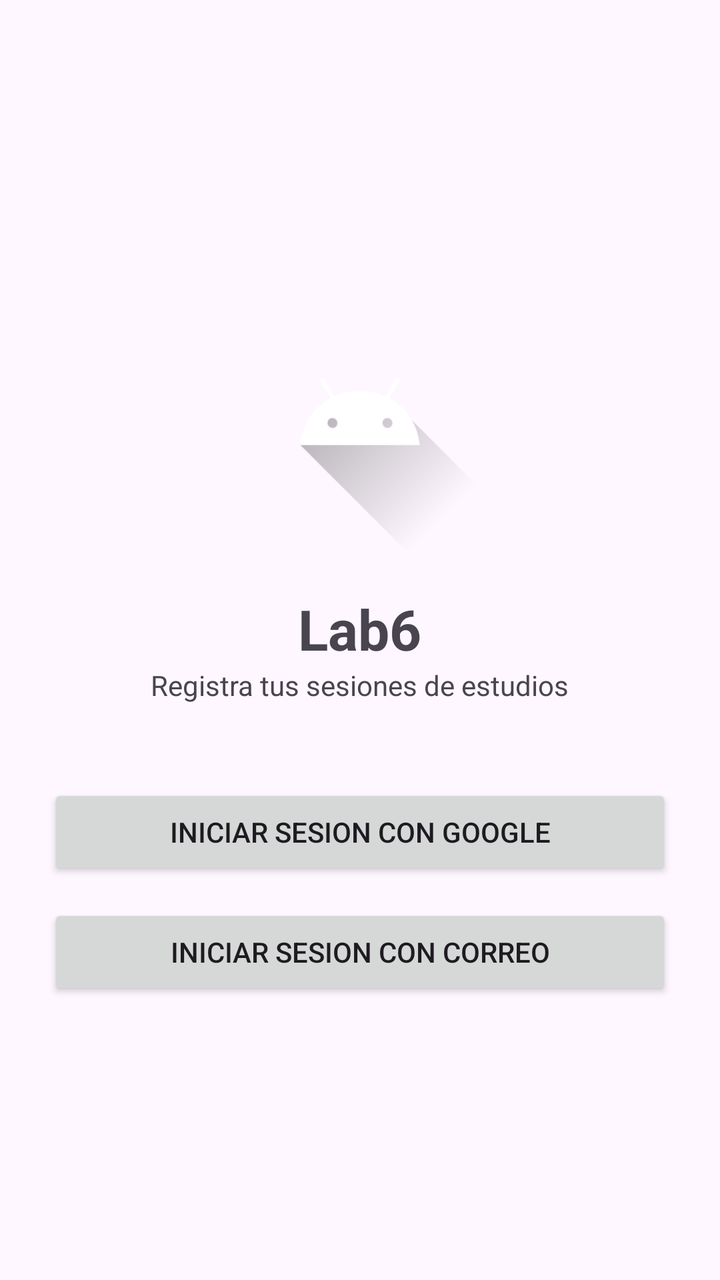
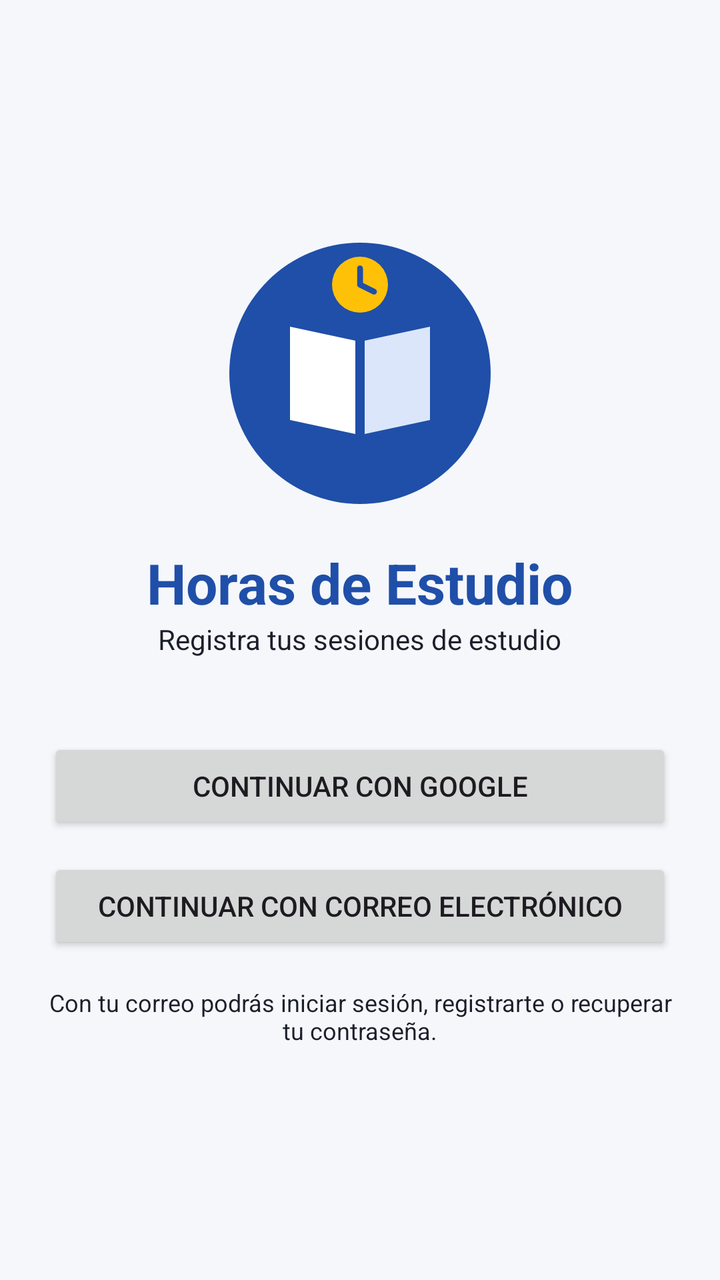

Compare the two renders of this Android layout. The source of the first and the diff that turns it into the second are given below.
<!-- AndroidManifest.xml: application theme Theme.Lab6 -->
<!-- res/layout/activity_login_custom.xml -->
<?xml version="1.0" encoding="utf-8"?>
<LinearLayout xmlns:android="http://schemas.android.com/apk/res/android"
    android:layout_width="match_parent"
    android:layout_height="match_parent"
    android:gravity="center"
    android:orientation="vertical"
    android:padding="24dp">

    <ImageView
        android:layout_width="140dp"
        android:layout_height="140dp"
        android:src="@drawable/ic_launcher_foreground"
        android:contentDescription="@string/app_name" />

    <TextView
        android:layout_width="wrap_content"
        android:layout_height="wrap_content"
        android:layout_marginTop="16dp"
        android:text="@string/app_name"
        android:textSize="28sp"
        android:textStyle="bold" />

    <TextView
        android:layout_width="wrap_content"
        android:layout_height="wrap_content"
        android:layout_marginBottom="40dp"
        android:text="Registra tus sesiones de estudios"
        android:textSize="14sp" />

    <Button
        android:id="@+id/btnGoogle"
        android:layout_width="match_parent"
        android:layout_height="wrap_content"
        android:text="Iniciar sesion con Google" />

    <Button
        android:id="@+id/btnEmail"
        android:layout_width="match_parent"
        android:layout_height="wrap_content"
        android:layout_marginTop="12dp"
        android:text="Iniciar sesion con correo" />
</LinearLayout>
<!-- resources referenced by this layout -->
<resources>
  <!-- drawable ic_launcher_foreground (drawable) -->
  <vector xmlns:android="http://schemas.android.com/apk/res/android"
      xmlns:aapt="http://schemas.android.com/aapt"
      android:width="108dp"
      android:height="108dp"
      android:viewportWidth="108"
      android:viewportHeight="108">
      <path android:pathData="M31,63.928c0,0 6.4,-11 12.1,-13.1c7.2,-2.6 26,-1.4 26,-1.4l38.1,38.1L107,108.928l-32,-1L31,63.928z">
          <aapt:attr name="android:fillColor">
              <gradient
                  android:endX="85.84757"
                  android:endY="92.4963"
                  android:startX="42.9492"
                  android:startY="49.59793"
                  android:type="linear">
                  <item
                      android:color="#44000000"
                      android:offset="0.0" />
                  <item
                      android:color="#00000000"
                      android:offset="1.0" />
              </gradient>
          </aapt:attr>
      </path>
      <path
          android:fillColor="#FFFFFF"
          android:fillType="nonZero"
          android:pathData="M65.3,45.828l3.8,-6.6c0.2,-0.4 0.1,-0.9 -0.3,-1.1c-0.4,-0.2 -0.9,-0.1 -1.1,0.3l-3.9,6.7c-6.3,-2.8 -13.4,-2.8 -19.7,0l-3.9,-6.7c-0.2,-0.4 -0.7,-0.5 -1.1,-0.3C38.8,38.328 38.7,38.828 38.9,39.228l3.8,6.6C36.2,49.428 31.7,56.028 31,63.928h46C76.3,56.028 71.8,49.428 65.3,45.828zM43.4,57.328c-0.8,0 -1.5,-0.5 -1.8,-1.2c-0.3,-0.7 -0.1,-1.5 0.4,-2.1c0.5,-0.5 1.4,-0.7 2.1,-0.4c0.7,0.3 1.2,1 1.2,1.8C45.3,56.528 44.5,57.328 43.4,57.328L43.4,57.328zM64.6,57.328c-0.8,0 -1.5,-0.5 -1.8,-1.2s-0.1,-1.5 0.4,-2.1c0.5,-0.5 1.4,-0.7 2.1,-0.4c0.7,0.3 1.2,1 1.2,1.8C66.5,56.528 65.6,57.328 64.6,57.328L64.6,57.328z"
          android:strokeWidth="1"
          android:strokeColor="#00000000" />
  </vector>
  <string name="app_name">Lab6</string>
  <style name="Theme.Lab6" parent="Base.Theme.Lab6" />
  <style name="Base.Theme.Lab6" parent="Theme.Material3.DayNight.NoActionBar">
          
          
      </style>
</resources>

<!-- the commit's change to res/layout/activity_login_custom.xml (unified diff, before → after) -->
@@ -2,6 +2,7 @@
 <LinearLayout xmlns:android="http://schemas.android.com/apk/res/android"
     android:layout_width="match_parent"
     android:layout_height="match_parent"
+    android:background="@color/fondo"
     android:gravity="center"
     android:orientation="vertical"
     android:padding="24dp">
@@ -9,14 +10,15 @@
     <ImageView
         android:layout_width="140dp"
         android:layout_height="140dp"
-        android:src="@drawable/ic_launcher_foreground"
-        android:contentDescription="@string/app_name" />
+        android:contentDescription="@string/logo"
+        android:src="@drawable/ic_logo" />
 
     <TextView
         android:layout_width="wrap_content"
         android:layout_height="wrap_content"
         android:layout_marginTop="16dp"
         android:text="@string/app_name"
+        android:textColor="@color/azul_principal"
         android:textSize="28sp"
         android:textStyle="bold" />
 
@@ -24,19 +26,29 @@
         android:layout_width="wrap_content"
         android:layout_height="wrap_content"
         android:layout_marginBottom="40dp"
-        android:text="Registra tus sesiones de estudios"
+        android:text="@string/lema"
+        android:textColor="@color/texto"
         android:textSize="14sp" />
 
     <Button
         android:id="@+id/btnGoogle"
         android:layout_width="match_parent"
         android:layout_height="wrap_content"
-        android:text="Iniciar sesion con Google" />
+        android:text="@string/login_google" />
 
     <Button
         android:id="@+id/btnEmail"
         android:layout_width="match_parent"
         android:layout_height="wrap_content"
         android:layout_marginTop="12dp"
-        android:text="Iniciar sesion con correo" />
+        android:text="@string/login_email" />
+
+    <TextView
+        android:layout_width="wrap_content"
+        android:layout_height="wrap_content"
+        android:layout_marginTop="16dp"
+        android:gravity="center"
+        android:text="@string/login_ayuda"
+        android:textColor="@color/texto"
+        android:textSize="12sp" />
 </LinearLayout>
<!-- resource entries referenced after the edit -->
@@ -1,37 +1,27 @@
 <!-- resources referenced by this layout -->
 <resources>
-  <!-- drawable ic_launcher_foreground (drawable) -->
+  <color name="azul_principal">#1F4FA8</color>
+  <color name="fondo">#F5F7FB</color>
+  <color name="texto">#1B1F2A</color>
+  <!-- drawable ic_logo (drawable) -->
+  <?xml version="1.0" encoding="utf-8"?>
   <vector xmlns:android="http://schemas.android.com/apk/res/android"
-      xmlns:aapt="http://schemas.android.com/aapt"
-      android:width="108dp"
-      android:height="108dp"
-      android:viewportWidth="108"
-      android:viewportHeight="108">
-      <path android:pathData="M31,63.928c0,0 6.4,-11 12.1,-13.1c7.2,-2.6 26,-1.4 26,-1.4l38.1,38.1L107,108.928l-32,-1L31,63.928z">
-          <aapt:attr name="android:fillColor">
-              <gradient
-                  android:endX="85.84757"
-                  android:endY="92.4963"
-                  android:startX="42.9492"
-                  android:startY="49.59793"
-                  android:type="linear">
-                  <item
-                      android:color="#44000000"
-                      android:offset="0.0" />
-                  <item
-                      android:color="#00000000"
-                      android:offset="1.0" />
-              </gradient>
-          </aapt:attr>
-      </path>
-      <path
-          android:fillColor="#FFFFFF"
-          android:fillType="nonZero"
-          android:pathData="M65.3,45.828l3.8,-6.6c0.2,-0.4 0.1,-0.9 -0.3,-1.1c-0.4,-0.2 -0.9,-0.1 -1.1,0.3l-3.9,6.7c-6.3,-2.8 -13.4,-2.8 -19.7,0l-3.9,-6.7c-0.2,-0.4 -0.7,-0.5 -1.1,-0.3C38.8,38.328 38.7,38.828 38.9,39.228l3.8,6.6C36.2,49.428 31.7,56.028 31,63.928h46C76.3,56.028 71.8,49.428 65.3,45.828zM43.4,57.328c-0.8,0 -1.5,-0.5 -1.8,-1.2c-0.3,-0.7 -0.1,-1.5 0.4,-2.1c0.5,-0.5 1.4,-0.7 2.1,-0.4c0.7,0.3 1.2,1 1.2,1.8C45.3,56.528 44.5,57.328 43.4,57.328L43.4,57.328zM64.6,57.328c-0.8,0 -1.5,-0.5 -1.8,-1.2s-0.1,-1.5 0.4,-2.1c0.5,-0.5 1.4,-0.7 2.1,-0.4c0.7,0.3 1.2,1 1.2,1.8C66.5,56.528 65.6,57.328 64.6,57.328L64.6,57.328z"
-          android:strokeWidth="1"
-          android:strokeColor="#00000000" />
+      android:width="120dp"
+      android:height="120dp"
+      android:viewportWidth="120"
+      android:viewportHeight="120">
+      <path android:fillColor="#1F4FA8" android:pathData="M60,60m-56,0a56,56 0,1 1,112 0a56,56 0,1 1,-112 0"/>
+      <path android:fillColor="#FFFFFF" android:pathData="M30,40 L58,46 L58,86 L30,80 Z"/>
+      <path android:fillColor="#DCE6FA" android:pathData="M90,40 L62,46 L62,86 L90,80 Z"/>
+      <path android:fillColor="#FFC107" android:pathData="M60,22m-12,0a12,12 0,1 1,24 0a12,12 0,1 1,-24 0"/>
+      <path android:strokeColor="#1F4FA8" android:strokeWidth="2.5" android:strokeLineCap="round" android:pathData="M60,22 L60,15 M60,22 L66,25"/>
   </vector>
-  <string name="app_name">Lab6</string>
+  <string name="app_name">Horas de Estudio</string>
+  <string name="lema">Registra tus sesiones de estudio</string>
+  <string name="login_ayuda">Con tu correo podrás iniciar sesión, registrarte o recuperar tu contraseña.</string>
+  <string name="login_email">Continuar con correo electrónico</string>
+  <string name="login_google">Continuar con Google</string>
+  <string name="logo">Logo de la aplicación</string>
   <style name="Theme.Lab6" parent="Base.Theme.Lab6" />
   <style name="Base.Theme.Lab6" parent="Theme.Material3.DayNight.NoActionBar">
           
